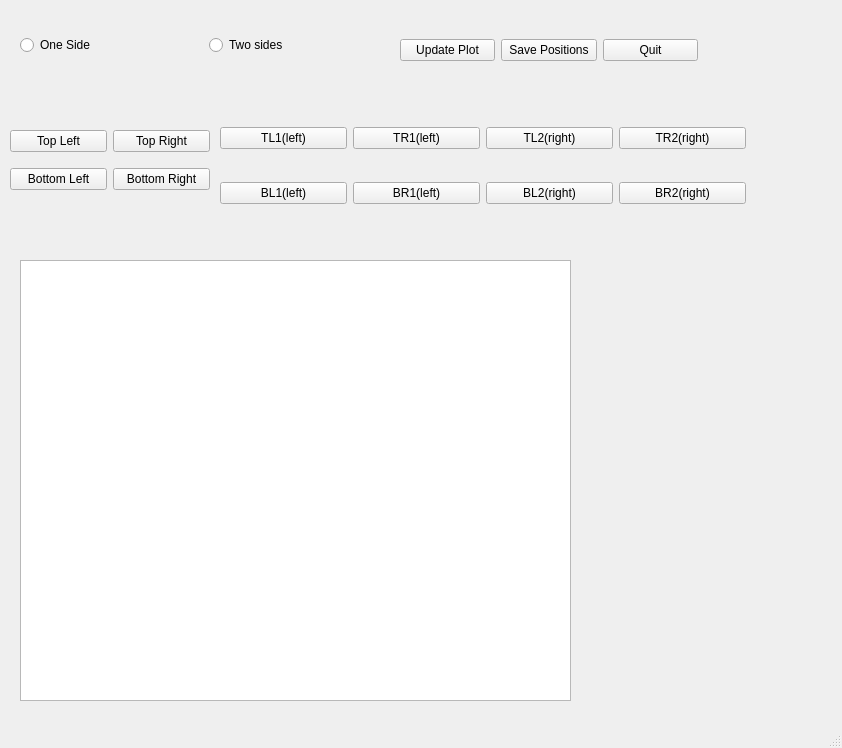
Qt form sting/ui/qt_ui_files/posgen_window.ui (karempudi/sting) before a commit.
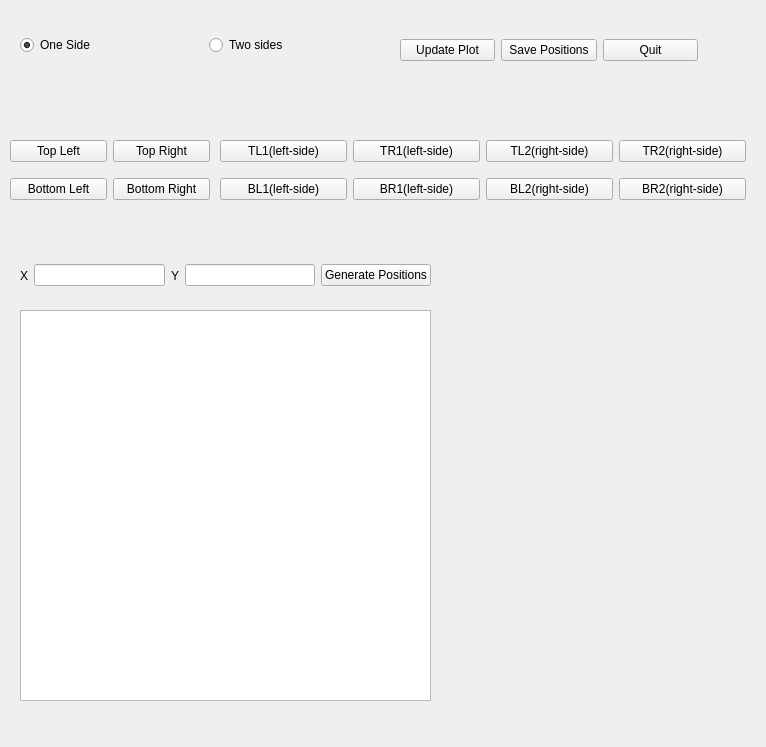
The same form after that commit. Custom widgets are drawn as their Qt base class.

Commit message: Position grabbing for 4 and/or 8 Corners of the grid done

Patch:
```diff
--- a/sting/ui/qt_ui_files/posgen_window.ui
+++ b/sting/ui/qt_ui_files/posgen_window.ui
@@ -6,8 +6,8 @@
    <rect>
     <x>0</x>
     <y>0</y>
-    <width>842</width>
-    <height>748</height>
+    <width>766</width>
+    <height>747</height>
    </rect>
   </property>
   <property name="windowTitle">
@@ -29,6 +29,9 @@
        <property name="text">
         <string>One Side</string>
        </property>
+       <property name="checked">
+        <bool>true</bool>
+       </property>
       </widget>
      </item>
      <item>
@@ -40,13 +43,13 @@
      </item>
     </layout>
    </widget>
-   <widget class="ImageView" name="graphicsView">
+   <widget class="ImageView" name="positions_plot">
     <property name="geometry">
      <rect>
       <x>20</x>
-      <y>260</y>
-      <width>551</width>
-      <height>441</height>
+      <y>310</y>
+      <width>411</width>
+      <height>391</height>
      </rect>
     </property>
    </widget>
@@ -54,7 +57,7 @@
     <property name="geometry">
      <rect>
       <x>10</x>
-      <y>120</y>
+      <y>130</y>
       <width>200</width>
       <height>80</height>
      </rect>
@@ -91,12 +94,15 @@
     </layout>
    </widget>
    <widget class="QWidget" name="horizontalLayoutWidget_2">
+    <property name="enabled">
+     <bool>true</bool>
+    </property>
     <property name="geometry">
      <rect>
       <x>220</x>
-      <y>100</y>
+      <y>130</y>
       <width>526</width>
-      <height>131</height>
+      <height>81</height>
      </rect>
     </property>
     <layout class="QHBoxLayout" name="two_sides_layout">
@@ -104,29 +110,41 @@
       <layout class="QGridLayout" name="left_side_layout">
        <item row="1" column="0">
         <widget class="QPushButton" name="left_bl_button">
+         <property name="enabled">
+          <bool>true</bool>
+         </property>
          <property name="text">
-          <string>BL1(left)</string>
+          <string>BL1(left-side)</string>
          </property>
         </widget>
        </item>
        <item row="1" column="1">
         <widget class="QPushButton" name="left_br_button">
+         <property name="enabled">
+          <bool>true</bool>
+         </property>
          <property name="text">
-          <string>BR1(left)</string>
+          <string>BR1(left-side)</string>
          </property>
         </widget>
        </item>
        <item row="0" column="0">
         <widget class="QPushButton" name="left_tl_button">
+         <property name="enabled">
+          <bool>true</bool>
+         </property>
          <property name="text">
-          <string>TL1(left)</string>
+          <string>TL1(left-side)</string>
          </property>
         </widget>
        </item>
        <item row="0" column="1">
         <widget class="QPushButton" name="left_tr_button">
+         <property name="enabled">
+          <bool>true</bool>
+         </property>
          <property name="text">
-          <string>TR1(left)</string>
+          <string>TR1(left-side)</string>
          </property>
         </widget>
        </item>
@@ -136,29 +154,41 @@
       <layout class="QGridLayout" name="right_side_layout">
        <item row="0" column="1">
         <widget class="QPushButton" name="right_tr_button">
-         <property name="text">
-          <string>TR2(right)</string>
+         <property name="enabled">
+          <bool>true</bool>
          </property>
-        </widget>
-       </item>
-       <item row="1" column="1">
-        <widget class="QPushButton" name="right_br_button">
          <property name="text">
-          <string>BR2(right)</string>
+          <string>TR2(right-side)</string>
          </property>
         </widget>
        </item>
        <item row="0" column="0">
         <widget class="QPushButton" name="right_tl_button">
+         <property name="enabled">
+          <bool>true</bool>
+         </property>
          <property name="text">
-          <string>TL2(right)</string>
+          <string>TL2(right-side)</string>
          </property>
         </widget>
        </item>
        <item row="1" column="0">
         <widget class="QPushButton" name="right_bl_button">
+         <property name="enabled">
+          <bool>true</bool>
+         </property>
          <property name="text">
-          <string>BL2(right)</string>
+          <string>BL2(right-side)</string>
+         </property>
+        </widget>
+       </item>
+       <item row="1" column="1">
+        <widget class="QPushButton" name="right_br_button">
+         <property name="enabled">
+          <bool>true</bool>
+         </property>
+         <property name="text">
+          <string>BR2(right-side)</string>
          </property>
         </widget>
        </item>
@@ -184,14 +214,14 @@
       </widget>
      </item>
      <item>
-      <widget class="QPushButton" name="pushButton_2">
+      <widget class="QPushButton" name="save_pos_button">
        <property name="text">
         <string>Save Positions</string>
        </property>
       </widget>
      </item>
      <item>
-      <widget class="QPushButton" name="pushButton_3">
+      <widget class="QPushButton" name="quit_button">
        <property name="text">
         <string>Quit</string>
        </property>
@@ -199,18 +229,56 @@
      </item>
     </layout>
    </widget>
+   <widget class="QWidget" name="horizontalLayoutWidget_4">
+    <property name="geometry">
+     <rect>
+      <x>20</x>
+      <y>250</y>
+      <width>411</width>
+      <height>51</height>
+     </rect>
+    </property>
+    <layout class="QHBoxLayout" name="spacing_layout">
+     <item>
+      <widget class="QLabel" name="x_label">
+       <property name="text">
+        <string>X</string>
+       </property>
+      </widget>
+     </item>
+     <item>
+      <widget class="QLineEdit" name="x_spacing"/>
+     </item>
+     <item>
+      <widget class="QLabel" name="y_label">
+       <property name="text">
+        <string>Y</string>
+       </property>
+      </widget>
+     </item>
+     <item>
+      <widget class="QLineEdit" name="y_spacing"/>
+     </item>
+     <item>
+      <widget class="QPushButton" name="generate_pos_button">
+       <property name="text">
+        <string>Generate Positions</string>
+       </property>
+      </widget>
+     </item>
+    </layout>
+   </widget>
   </widget>
   <widget class="QMenuBar" name="menubar">
    <property name="geometry">
     <rect>
      <x>0</x>
      <y>0</y>
-     <width>842</width>
+     <width>766</width>
      <height>22</height>
     </rect>
    </property>
   </widget>
-  <widget class="QStatusBar" name="statusbar"/>
  </widget>
  <customwidgets>
   <customwidget>
```
The commit also changes 2 other files.
